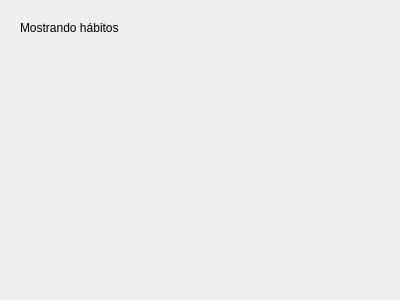
Before: the Qt Designer form infraestructure/ui/pages/habits/habits_view.ui in judajaavAlt/PI2, drawn with Qt 5.
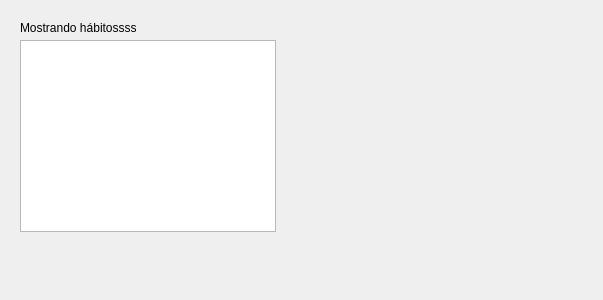
After: the same form once the commit is applied.

Diff of the .ui file:
```diff
--- a/infraestructure/ui/pages/habits/habits_view.ui
+++ b/infraestructure/ui/pages/habits/habits_view.ui
@@ -6,7 +6,7 @@
    <rect>
     <x>0</x>
     <y>0</y>
-    <width>400</width>
+    <width>603</width>
     <height>300</height>
    </rect>
   </property>
@@ -23,7 +23,17 @@
     </rect>
    </property>
    <property name="text">
-    <string>Mostrando hábitos</string>
+    <string>Mostrando hábitossss</string>
+   </property>
+  </widget>
+  <widget class="QListWidget" name="componentListHabits">
+   <property name="geometry">
+    <rect>
+     <x>20</x>
+     <y>40</y>
+     <width>256</width>
+     <height>192</height>
+    </rect>
    </property>
   </widget>
  </widget>
```
